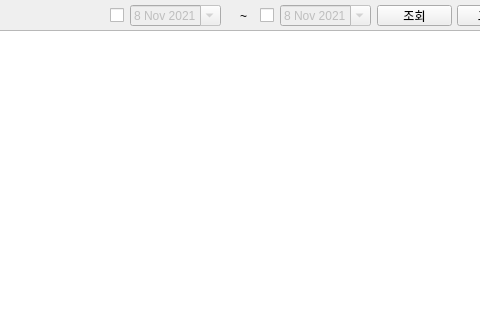
Above: pythonProject1/windowList.ui from ainesof/study_python before the change; both pictures show x 553 to 1033 and y 0 to 320 of the 1169 by 557 pixel window. Below: the same form after it.
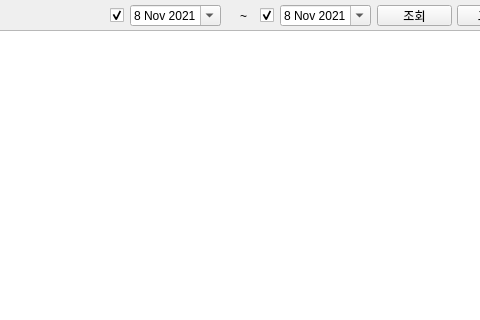
That is the form after the change.

The edit to the form file:
```diff
--- a/pythonProject1/windowList.ui
+++ b/pythonProject1/windowList.ui
@@ -250,6 +250,9 @@
     <property name="text">
      <string/>
     </property>
+    <property name="checked">
+     <bool>true</bool>
+    </property>
    </widget>
    <widget class="QCheckBox" name="tab3_win1checkBox">
     <property name="geometry">
@@ -263,10 +266,13 @@
     <property name="text">
      <string/>
     </property>
+    <property name="checked">
+     <bool>true</bool>
+    </property>
    </widget>
    <widget class="QDateEdit" name="tab3_win1dateEdit_2">
     <property name="enabled">
-     <bool>false</bool>
+     <bool>true</bool>
     </property>
     <property name="geometry">
      <rect>
@@ -295,7 +301,7 @@
    </widget>
    <widget class="QDateEdit" name="tab3_win1dateEdit">
     <property name="enabled">
-     <bool>false</bool>
+     <bool>true</bool>
     </property>
     <property name="geometry">
      <rect>
```
Left out of the diff: 2 changed lines with no effect on the pictures.
